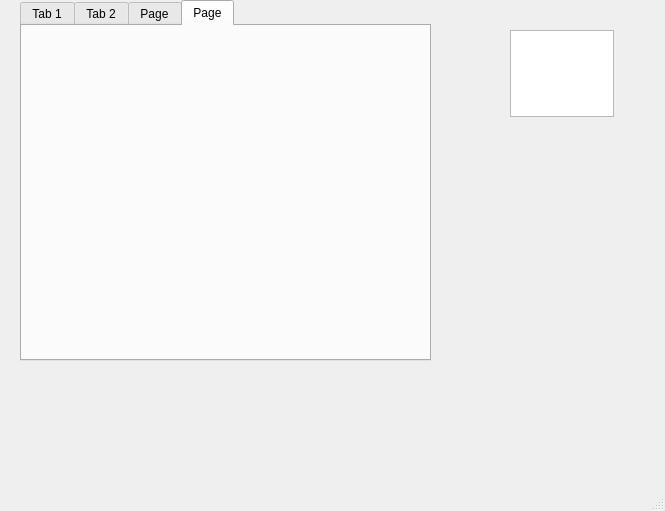
First picture: the form in TetrisConsole/src/mainwindow.ui, repository AyoubNedjar/Tetris---C-Implementation, before the edit.
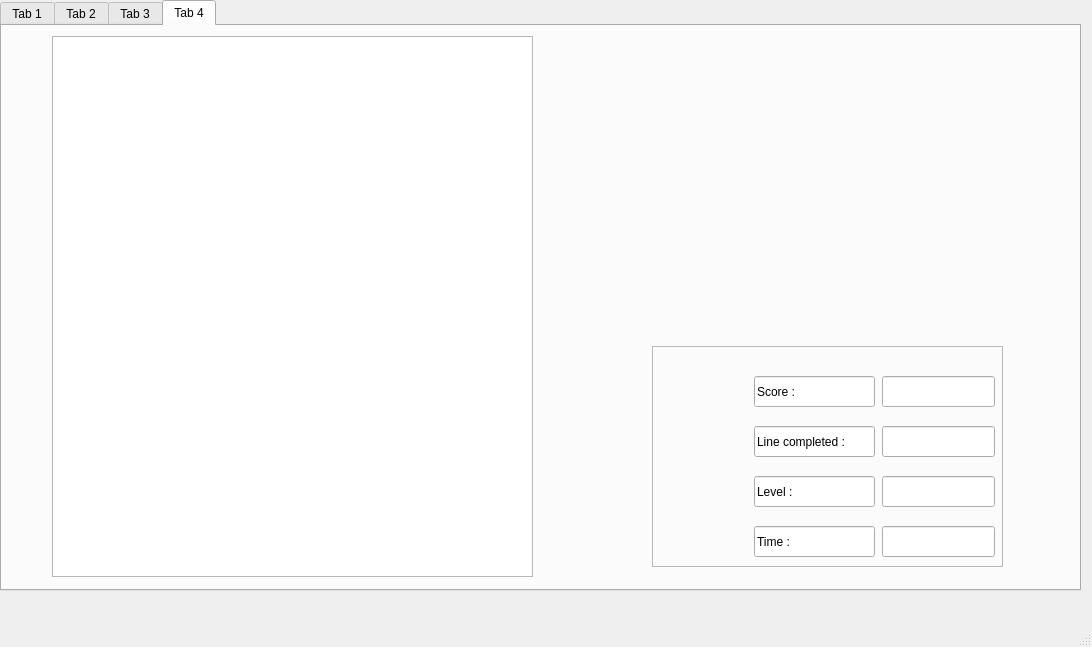
Second picture: the form after the edit. The open tabs and pages were chosen to show the change.

Commit message: Ajout du Board prefilled et board du jeu

```diff
--- a/TetrisConsole/src/mainwindow.ui
+++ b/TetrisConsole/src/mainwindow.ui
@@ -6,8 +6,8 @@
    <rect>
     <x>0</x>
     <y>0</y>
-    <width>665</width>
-    <height>511</height>
+    <width>1092</width>
+    <height>647</height>
    </rect>
   </property>
   <property name="windowTitle">
@@ -17,10 +17,10 @@
    <widget class="QTabWidget" name="tabWidget">
     <property name="geometry">
      <rect>
-      <x>20</x>
+      <x>0</x>
       <y>0</y>
-      <width>411</width>
-      <height>361</height>
+      <width>1081</width>
+      <height>591</height>
      </rect>
     </property>
     <property name="currentIndex">
@@ -218,28 +218,157 @@
       <string notr="true"/>
      </property>
      <attribute name="title">
-      <string>Page</string>
+      <string>Tab 3</string>
      </attribute>
     </widget>
     <widget class="QWidget" name="tab_4">
      <attribute name="title">
-      <string>Page</string>
+      <string>Tab 4</string>
      </attribute>
+     <widget class="QGraphicsView" name="TetrisBoard">
+      <property name="geometry">
+       <rect>
+        <x>50</x>
+        <y>10</y>
+        <width>481</width>
+        <height>541</height>
+       </rect>
+      </property>
+     </widget>
+     <widget class="QFrame" name="frame">
+      <property name="geometry">
+       <rect>
+        <x>650</x>
+        <y>320</y>
+        <width>351</width>
+        <height>221</height>
+       </rect>
+      </property>
+      <property name="frameShape">
+       <enum>QFrame::StyledPanel</enum>
+      </property>
+      <property name="frameShadow">
+       <enum>QFrame::Raised</enum>
+      </property>
+      <widget class="QLineEdit" name="Time">
+       <property name="geometry">
+        <rect>
+         <x>230</x>
+         <y>180</y>
+         <width>113</width>
+         <height>31</height>
+        </rect>
+       </property>
+       <property name="readOnly">
+        <bool>true</bool>
+       </property>
+      </widget>
+      <widget class="QLineEdit" name="lineEdit_8">
+       <property name="geometry">
+        <rect>
+         <x>102</x>
+         <y>130</y>
+         <width>121</width>
+         <height>31</height>
+        </rect>
+       </property>
+       <property name="text">
+        <string>Level : </string>
+       </property>
+       <property name="readOnly">
+        <bool>true</bool>
+       </property>
+      </widget>
+      <widget class="QLineEdit" name="Level">
+       <property name="geometry">
+        <rect>
+         <x>230</x>
+         <y>130</y>
+         <width>113</width>
+         <height>31</height>
+        </rect>
+       </property>
+       <property name="readOnly">
+        <bool>true</bool>
+       </property>
+      </widget>
+      <widget class="QLineEdit" name="lineEdit_9">
+       <property name="geometry">
+        <rect>
+         <x>102</x>
+         <y>80</y>
+         <width>121</width>
+         <height>31</height>
+        </rect>
+       </property>
+       <property name="text">
+        <string>Line completed :</string>
+       </property>
+       <property name="readOnly">
+        <bool>true</bool>
+       </property>
+      </widget>
+      <widget class="QLineEdit" name="LineCompleted">
+       <property name="geometry">
+        <rect>
+         <x>230</x>
+         <y>80</y>
+         <width>113</width>
+         <height>31</height>
+        </rect>
+       </property>
+       <property name="readOnly">
+        <bool>true</bool>
+       </property>
+      </widget>
+      <widget class="QLineEdit" name="Score">
+       <property name="geometry">
+        <rect>
+         <x>230</x>
+         <y>30</y>
+         <width>113</width>
+         <height>31</height>
+        </rect>
+       </property>
+       <property name="readOnly">
+        <bool>true</bool>
+       </property>
+      </widget>
+      <widget class="QLineEdit" name="lineEdit_11">
+       <property name="geometry">
+        <rect>
+         <x>102</x>
+         <y>180</y>
+         <width>121</width>
+         <height>31</height>
+        </rect>
+       </property>
+       <property name="text">
+        <string>Time :</string>
+       </property>
+       <property name="readOnly">
+        <bool>true</bool>
+       </property>
+      </widget>
+      <widget class="QLineEdit" name="lineEdit_10">
+       <property name="geometry">
+        <rect>
+         <x>102</x>
+         <y>30</y>
+         <width>121</width>
+         <height>31</height>
+        </rect>
+       </property>
+       <property name="text">
+        <string>Score :</string>
+       </property>
+       <property name="readOnly">
+        <bool>true</bool>
+       </property>
+      </widget>
+     </widget>
     </widget>
    </widget>
-   <widget class="QTextEdit" name="textEdit_2">
-    <property name="geometry">
-     <rect>
-      <x>510</x>
-      <y>30</y>
-      <width>104</width>
-      <height>87</height>
-     </rect>
-    </property>
-    <property name="readOnly">
-     <bool>false</bool>
-    </property>
-   </widget>
   </widget>
   <widget class="QMenuBar" name="menubar">
    <property name="geometry">
```
Left out of the diff: 168 changed lines with no effect on the pictures. The commit also changes 2 other files.
